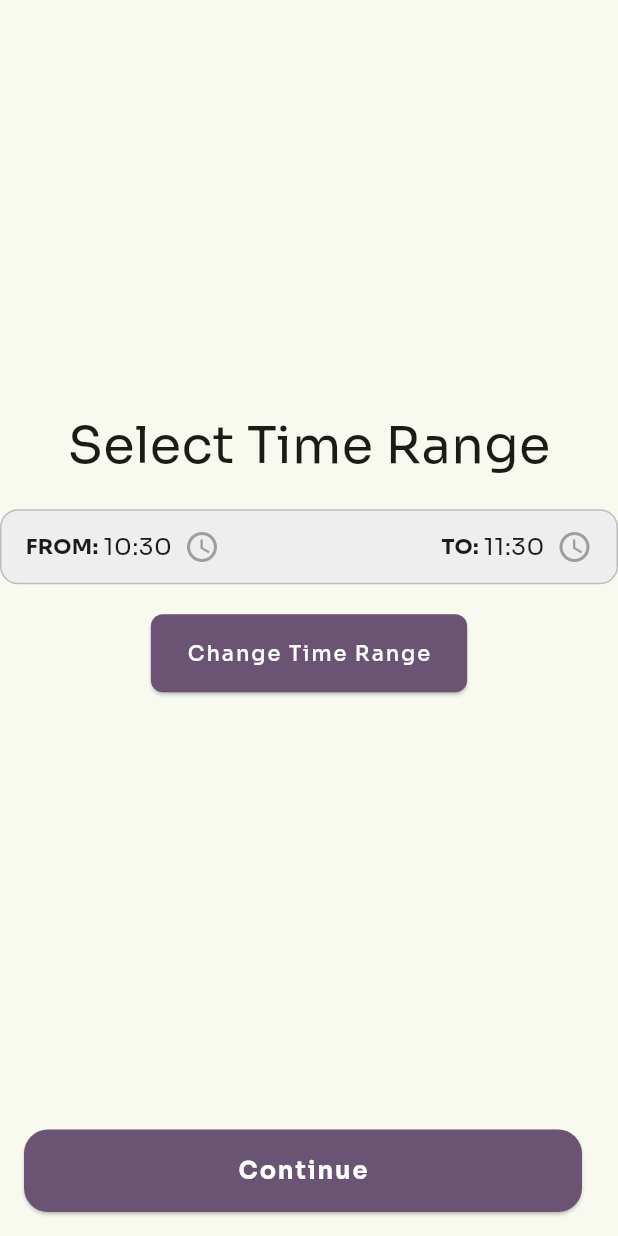
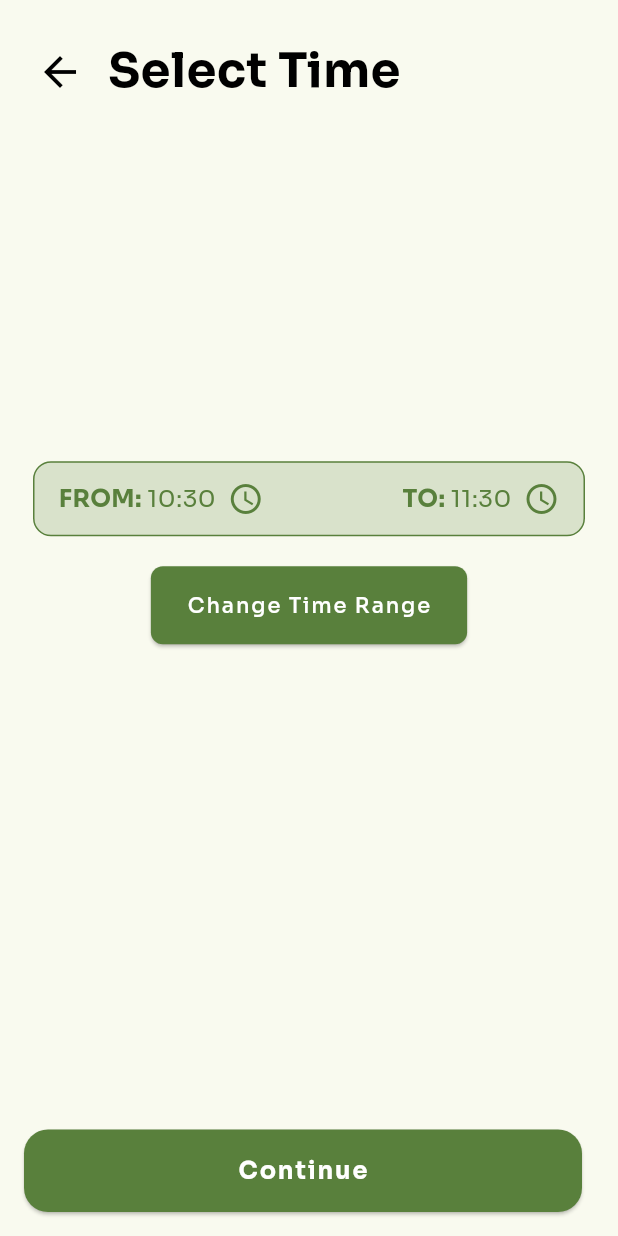
Before and after one commit to ssary/hackaTUM, a Flutter app: the CreateActivityScreen screen opened by its route, swiped to page 3, on a phone screen of 412 x 824 dp. Run offline on Flutter 3.47's test engine with Material 3 defaults, Android fonts, the phone set to English and light mode, and no system bars; our stand-ins replace device_info_plus, flutter_map, flutter_riverpod, go_router, google_fonts, latlong2 and 1 more; missing offline and left inert: time_range_picker; accounts and stored records are empty; project files that could hold a hidden picture were left out.

Commit message:
improve activity creation flow

```diff
--- a/frontend/lib/common_widgets/free_text_input.dart
+++ b/frontend/lib/common_widgets/free_text_input.dart
@@ -36,7 +36,7 @@ class FreeTextInputBox extends StatelessWidget {
         focusedBorder: OutlineInputBorder(
           borderRadius: BorderRadius.circular(12.0),
           borderSide: const BorderSide(
-            color: AppColors.secondaryColor, // Green border when focused
+            color: AppColors.primaryColor, // Green border when focused
           ),
         ),
       ),
--- a/frontend/lib/screens/create_activity/create_activity_screen.dart
+++ b/frontend/lib/screens/create_activity/create_activity_screen.dart
@@ -50,7 +50,7 @@ class _CreateActivityScreenState extends ConsumerState<CreateActivityScreen> {
   final popularActivitiesList = [
     "Grab lunch",
     "Football",
-    "Bierpong match",
+    "Beerpong match",
     "Chess",
     "Jogging",
     "Calisthenics",
@@ -130,6 +130,20 @@ class _CreateActivityScreenState extends ConsumerState<CreateActivityScreen> {
             Expanded(
                 child: ElevatedButton(
               onPressed: () async {
+                if (currentIndex == 0) {
+                  if (_whatController.text.isNotEmpty) {
+                    context.go(AppRouting.home);
+                  } else {
+                    ScaffoldMessenger.of(context).showSnackBar(
+                      const SnackBar(
+                        content:
+                            Text('Please enter a description of the activity'),
+                      ),
+                    );
+                    return;
+                  }
+                }
+
                 if (currentIndex == 3) {
                   if (_formKey.currentState!.validate()) {
                     // Get location name from lat/lon
@@ -178,7 +192,7 @@ class _CreateActivityScreenState extends ConsumerState<CreateActivityScreen> {
                 );
               },
               style: ElevatedButton.styleFrom(
-                backgroundColor: AppColors.secondaryColor, // Green button
+                backgroundColor: AppColors.primaryColor, // Green button
                 shape: RoundedRectangleBorder(
                   borderRadius: BorderRadius.circular(16.0),
                 ),
@@ -224,7 +238,7 @@ class _CreateActivityScreenState extends ConsumerState<CreateActivityScreen> {
         Align(
           alignment: Alignment.centerLeft,
           child: Padding(
-            padding: const EdgeInsets.fromLTRB(20, 26, 16, 16),
+            padding: const EdgeInsets.fromLTRB(12, 24, 16, 18),
             child: Row(
               children: [
                 IconButton(
@@ -238,13 +252,13 @@ class _CreateActivityScreenState extends ConsumerState<CreateActivityScreen> {
                 const SizedBox(
                   width: 8,
                 ),
-                Text(
+                const Text(
                   "Start Activity",
                   textAlign: TextAlign.left,
-                  style: Theme.of(context).textTheme.headlineLarge?.copyWith(
+                  style: TextStyle(
                       fontWeight: FontWeight.bold,
                       color: Colors.black,
-                      ),
+                      fontSize: 32),
                 ),
               ],
             ),
@@ -309,7 +323,7 @@ class _CreateActivityScreenState extends ConsumerState<CreateActivityScreen> {
                 const Padding(
                   padding: EdgeInsets.fromLTRB(22, 20, 0, 14),
                   child: Text(
-                    "Events near you",
+                    "Something in mind?",
                     style: TextStyle(
                       fontSize: 16,
                       fontWeight: FontWeight.bold,
@@ -332,22 +346,43 @@ class _CreateActivityScreenState extends ConsumerState<CreateActivityScreen> {
   }
 
   Widget chooseWhereWidget() {
-    return Padding(
-      padding: const EdgeInsets.all(16.0),
-      child: Column(
+    return Column(
       mainAxisAlignment: MainAxisAlignment.center,
       crossAxisAlignment: CrossAxisAlignment.stretch,
       children: [
-          // Title
-          Text(
+        Align(
+          alignment: Alignment.centerLeft,
+          child: Padding(
+            padding: const EdgeInsets.fromLTRB(12, 24, 16, 18),
+            child: Row(
+              children: [
+                IconButton(
+                  onPressed: () => {},
+                  icon: const Icon(
+                    Icons.arrow_back_outlined,
+                    color: Colors.black,
+                    size: 32,
+                  ),
+                ),
+                const SizedBox(
+                  width: 8,
+                ),
+                const Text(
                   "Select a Location",
-            textAlign: TextAlign.center,
-            style: Theme.of(context).textTheme.headlineLarge?.copyWith(
+                  textAlign: TextAlign.left,
+                  style: TextStyle(
                       fontWeight: FontWeight.bold,
                       color: Colors.black,
+                      fontSize: 32),
+                ),
+              ],
             ),
           ),
-          const SizedBox(height: 20),
+        ),
+        Container(
+          color: const Color.fromARGB(255, 217, 217, 217),
+          height: 1,
+        ),
         // Map
         Expanded(
           child: FlutterMap(
@@ -400,10 +435,11 @@ class _CreateActivityScreenState extends ConsumerState<CreateActivityScreen> {
             ],
           ),
         ),
-          const SizedBox(height: 20),
 
         // Radius selection
-          Column(
+        Padding(
+          padding: const EdgeInsets.fromLTRB(22, 22, 22, 22),
+          child: Column(
             crossAxisAlignment: CrossAxisAlignment.start,
             children: [
               Text(
@@ -425,19 +461,21 @@ class _CreateActivityScreenState extends ConsumerState<CreateActivityScreen> {
               ),
             ],
           ),
-          const SizedBox(height: 20),
+        ),
 
         // Selected location display
-          TextField(
+        Padding(
+          padding: const EdgeInsets.fromLTRB(20, 5, 20, 20),
+          child: TextField(
             controller: _whereController,
             readOnly: true,
-            decoration: InputDecoration(
-              labelText: "Selected Location",
+            decoration: const InputDecoration(
+              labelText: "Selected Location:",
               border: OutlineInputBorder(),
             ),
           ),
+        ),
       ],
-      ),
     );
   }
 
--- a/frontend/lib/screens/create_activity/widgets/choose_when_widget.dart
+++ b/frontend/lib/screens/create_activity/widgets/choose_when_widget.dart
@@ -34,29 +34,36 @@ class _ChooseWhenWidgetState extends State<ChooseWhenWidget> {
       padding: 30,
       strokeWidth: 20,
       handlerRadius: 14,
-      strokeColor: AppColors.secondaryColor,
-      handlerColor: AppColors.secondaryColor,
-      selectedColor: AppColors.secondaryColor,
+      strokeColor: AppColors.primaryColor,
+      handlerColor: AppColors.primaryColor,
+      selectedColor: AppColors.primaryColor,
       backgroundColor: Colors.black.withOpacity(0.3),
+      clockRotation: 180,
       ticks: 12,
-      ticksColor: Colors.white,
+      ticksColor: AppColors.surfaceColor,
       snap: true,
-      labels: ["12 am", "3 am", "6 am", "9 am", "12 pm", "3 pm", "6 pm", "9 pm"]
-          .asMap()
-          .entries
-          .map((e) {
+      labels: [
+        "24/0",
+        "3",
+        "6",
+        "9",
+        "12",
+        "15",
+        "18",
+        "21",
+      ].asMap().entries.map((e) {
         return ClockLabel.fromIndex(idx: e.key, length: 8, text: e.value);
       }).toList(),
       labelOffset: -30,
       labelStyle: const TextStyle(
-          fontSize: 22, color: Colors.grey, fontWeight: FontWeight.bold),
+          fontSize: 16, color: Colors.grey, fontWeight: FontWeight.w400),
       timeTextStyle: const TextStyle(
-          color: AppColors.secondaryColor,
+          color: AppColors.surfaceColor,
           fontSize: 24,
           fontStyle: FontStyle.italic,
           fontWeight: FontWeight.bold),
       activeTimeTextStyle: const TextStyle(
-          color: AppColors.secondaryColor,
+          color: AppColors.surfaceColor,
           fontSize: 26,
           fontStyle: FontStyle.italic,
           fontWeight: FontWeight.bold),
@@ -76,23 +83,63 @@ class _ChooseWhenWidgetState extends State<ChooseWhenWidget> {
   @override
   Widget build(BuildContext context) {
     return Center(
+      child: Stack(
+        alignment: Alignment.center,
+        children: [
+          Positioned(
+            top: 0,
+            left: 0,
+            height: 80,
+            child: Align(
+              alignment: Alignment.centerLeft,
+              child: Padding(
+                padding: const EdgeInsets.fromLTRB(16, 24, 16, 18),
+                child: Row(
+                  children: [
+                    IconButton(
+                      onPressed: () => {},
+                      icon: const Icon(
+                        Icons.arrow_back_outlined,
+                        color: Colors.black,
+                        size: 32,
+                      ),
+                    ),
+                    const SizedBox(
+                      width: 8,
+                    ),
+                    const Text(
+                      "Select Time",
+                      textAlign: TextAlign.left,
+                      style: TextStyle(
+                          fontWeight: FontWeight.bold,
+                          color: Colors.black,
+                          fontSize: 32),
+                    ),
+                  ],
+                ),
+              ),
+            ),
+          ),
+          Positioned(
+            top: 80,
+            child: Container(
+              color: const Color.fromARGB(255, 217, 217, 217),
+              height: 1,
+            ),
+          ),
+          Padding(
+            padding: const EdgeInsets.all(22),
             child: Column(
               mainAxisAlignment: MainAxisAlignment.center,
               children: [
-          // Header
-          Text(
-            "Select Time Range",
-            style: Theme.of(context).textTheme.headlineMedium,
-          ),
-          const SizedBox(height: 20),
-
                 // Row displaying FROM and TO times
                 Container(
-            padding: const EdgeInsets.symmetric(horizontal: 16, vertical: 12),
+                  padding:
+                      const EdgeInsets.symmetric(horizontal: 16, vertical: 12),
                   decoration: BoxDecoration(
-              color: Colors.grey[200],
+                    color: AppColors.primaryColor.withOpacity(0.2),
                     borderRadius: BorderRadius.circular(12),
-              border: Border.all(color: Colors.grey.shade400),
+                    border: Border.all(color: AppColors.primaryColor),
                   ),
                   child: Row(
                     mainAxisAlignment: MainAxisAlignment.spaceBetween,
@@ -101,28 +148,38 @@ class _ChooseWhenWidgetState extends State<ChooseWhenWidget> {
                         children: [
                           const Text(
                             "FROM: ",
-                      style: TextStyle(fontWeight: FontWeight.bold),
+                            style: TextStyle(
+                                fontWeight: FontWeight.bold,
+                                color: AppColors.primaryColor,
+                                fontSize: 16),
                           ),
                           Text(
                             _startTime?.format(context) ?? "--:--",
-                      style: const TextStyle(fontSize: 16),
+                            style: const TextStyle(
+                                fontSize: 16, color: AppColors.primaryColor),
                           ),
                           const SizedBox(width: 8),
-                    const Icon(Icons.access_time, color: Colors.grey),
+                          const Icon(Icons.access_time,
+                              color: AppColors.primaryColor),
                         ],
                       ),
                       Row(
                         children: [
                           const Text(
                             "TO: ",
-                      style: TextStyle(fontWeight: FontWeight.bold),
+                            style: TextStyle(
+                                fontWeight: FontWeight.bold,
+                                fontSize: 16,
+                                color: AppColors.primaryColor),
                           ),
                           Text(
                             _endTime?.format(context) ?? "--:--",
-                      style: const TextStyle(fontSize: 16),
+                            style: const TextStyle(
+                                fontSize: 16, color: AppColors.primaryColor),
                           ),
                           const SizedBox(width: 8),
-                    const Icon(Icons.access_time, color: Colors.grey),
+                          const Icon(Icons.access_time,
+                              color: AppColors.primaryColor),
                         ],
                       ),
                     ],
@@ -134,8 +191,9 @@ class _ChooseWhenWidgetState extends State<ChooseWhenWidget> {
                 ElevatedButton(
                   onPressed: _pickTimeRange,
                   style: ElevatedButton.styleFrom(
-              padding: const EdgeInsets.symmetric(horizontal: 24, vertical: 24),
-              backgroundColor: AppColors.secondaryColor,
+                    padding: const EdgeInsets.symmetric(
+                        horizontal: 24, vertical: 24),
+                    backgroundColor: AppColors.primaryColor,
                     shape: RoundedRectangleBorder(
                       borderRadius: BorderRadius.circular(8),
                     ),
@@ -148,6 +206,9 @@ class _ChooseWhenWidgetState extends State<ChooseWhenWidget> {
                 ),
               ],
             ),
+          ),
+        ],
+      ),
     );
   }
 }
--- a/frontend/lib/screens/create_activity/widgets/event_tile.dart
+++ b/frontend/lib/screens/create_activity/widgets/event_tile.dart
@@ -14,7 +14,6 @@ class EventTile extends StatelessWidget {
   Widget build(BuildContext context) {
     return LayoutBuilder(
         builder: (BuildContext context, BoxConstraints constraints) {
-      double width = constraints.maxWidth;
       double height = constraints.maxHeight;
       double textHeight = height / 3;
       double imgHeight = height - textHeight;
@@ -52,6 +51,7 @@ class EventTile extends StatelessWidget {
                   title,
                   style: const TextStyle(
                     fontWeight: FontWeight.w500,
+                    color: AppColors.secondaryColor,
                     fontSize: 12.0,
                   ),
                 ),
```
Also changed, not shown: frontend/lib/screens/create_activity/widgets/choose_who_widget.dart (+51 -13 lines), frontend/lib/screens/home_screen/home_screen.dart (+4 -4 lines). Lines whose indentation alone changed are shown as unchanged.
